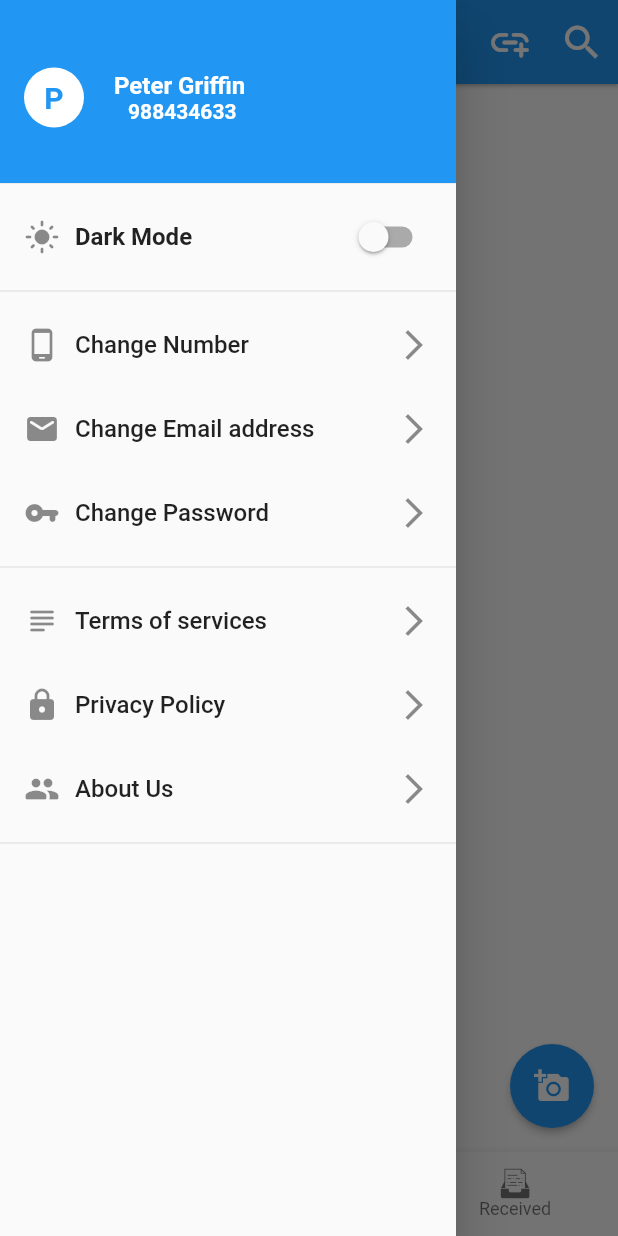
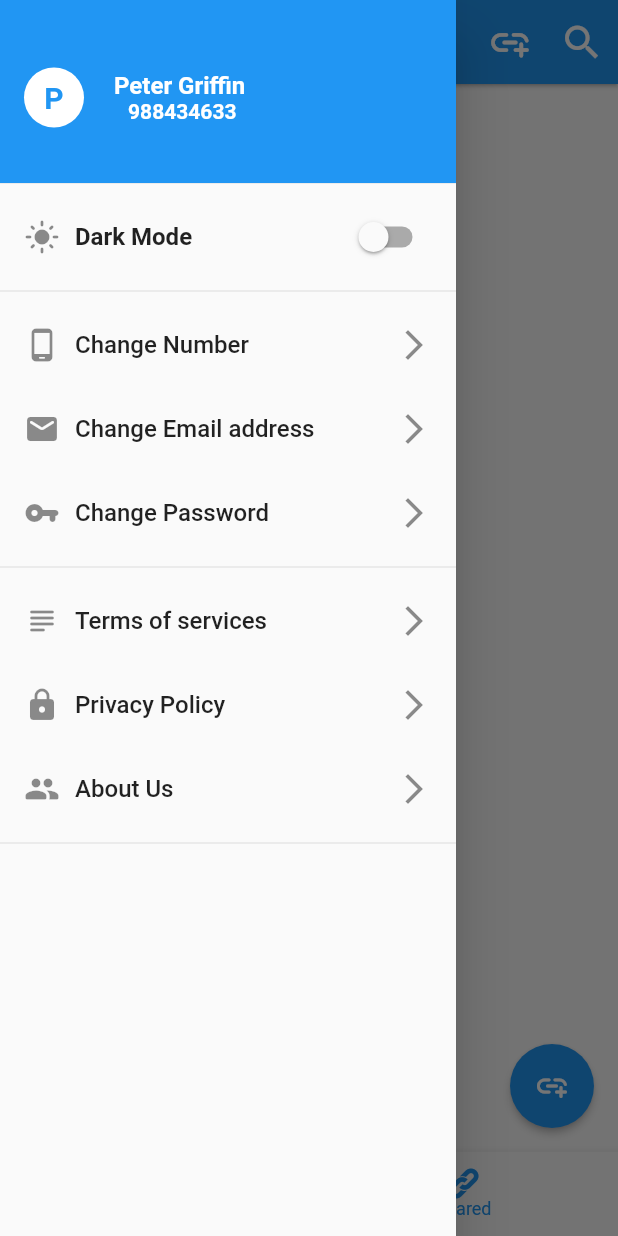
Before and after one commit to nepal80m/minor-parichaya-frontend, a Flutter app: the screen it shows after launch, item 2 of the bottom bar chosen, in the side drawer, after a tap on the "person" icon, on a phone screen of 412 x 824 dp. Run offline on Flutter 3.47's test engine with Material 2 defaults, Android fonts, the phone set to English and light mode, and no system bars; our stand-ins replace image_picker, photo_view, sqflite, transparent_image; accounts and stored records are empty.

Commit message:
Basic Shared Link Page Created
Co-authored-by: Asim Nepal <nepal80m@users.noreply.github.com>

```diff
--- a/lib/main.dart
+++ b/lib/main.dart
@@ -1,18 +1,23 @@
 import 'package:flutter/material.dart';
-import 'package:parichaya_frontend/providers/documents.dart';
-import 'package:parichaya_frontend/providers/theme_provider.dart';
 import 'package:provider/provider.dart';
+
+import './providers/documents.dart';
+import 'providers/share_links.dart';
+import './providers/theme_provider.dart';
 
 import 'screens/buttom_navigation_base.dart';
 import 'screens/add_document.dart';
 import 'screens/document_details.dart';
 import 'screens/edit_document.dart';
 import 'screens/full_screen_image.dart';
+import 'screens/select_document.dart';
+import 'screens/set_expiry.dart';
+import 'screens/share_details.dart';
 
 void main() {
   runApp(ChangeNotifierProvider<ThemeProvider>(
     create: (_) => ThemeProvider(),
-    child: MyApp(),
+    child: const MyApp(),
   ));
 }
 
@@ -21,8 +26,11 @@ class MyApp extends StatelessWidget {
 
   @override
   Widget build(BuildContext context) {
-    return ChangeNotifierProvider(
-      create: (_) => Documents(),
+    return MultiProvider(
+      providers: [
+        ChangeNotifierProvider(create: (_) => Documents()),
+        ChangeNotifierProvider(create: (_) => ShareLinks())
+      ],
       child: Consumer<ThemeProvider>(
         builder: (context, provider, child) {
           return MaterialApp(
@@ -51,6 +59,9 @@ class MyApp extends StatelessWidget {
               DocumentDetails.routeName: (ctx) => const DocumentDetails(),
               EditDocument.routeName: (ctx) => const EditDocument(),
               FullScreenImage.routeName: (ctx) => const FullScreenImage(),
+              SelectDocument.routeName: (ctx) => const SelectDocument(),
+              SetExpiry.routeName: (ctx) => const SetExpiry(),
+              ShareDetails.routeName: (ctx) => const ShareDetails(),
             },
             onUnknownRoute: (settings) {
               return MaterialPageRoute(
--- /dev/null
+++ b/lib/models/share_link_model.dart
@@ -0,0 +1,16 @@
+class ShareLink {
+  int? id;
+  String title;
+  String serverId;
+  String encryptionkey;
+  DateTime createdOn;
+  String expiryDate;
+
+  ShareLink(
+      {this.id,
+      required this.title,
+      required this.serverId,
+      required this.createdOn,
+      required this.expiryDate,
+      required this.encryptionkey});
+}
--- a/lib/providers/documents.dart
+++ b/lib/providers/documents.dart
@@ -146,7 +146,6 @@ class Documents with ChangeNotifier {
 
     final existingDocument = getDocumentById(documentId);
     existingDocument.images.add(newDocumentImage);
-
     notifyListeners();
     return newDocumentImage;
   }
--- a/lib/providers/theme_provider.dart
+++ b/lib/providers/theme_provider.dart
@@ -1,6 +1,4 @@
-import 'package:flutter/cupertino.dart';
 import 'package:flutter/material.dart';
-import 'package:shared_preferences/shared_preferences.dart';
 
 class ThemeProvider extends ChangeNotifier {
   bool currentTheme = false;
--- a/lib/screens/buttom_navigation_base.dart
+++ b/lib/screens/buttom_navigation_base.dart
@@ -10,9 +10,8 @@ import 'search_documents.dart';
 
 // import './homepage.dart';
 import './document_list.dart';
-// import './extras.dart';
-import './received_list.dart';
 import './shared_list.dart';
+import 'select_document.dart';
 
 class ButtomNavigationBase extends StatefulWidget {
   const ButtomNavigationBase({Key? key}) : super(key: key);
@@ -46,15 +45,37 @@ class _ButtomNavigationBaseState extends State<ButtomNavigationBase> {
       'screen': const SharedList(),
       'title': 'Shared Docs',
     },
-    {
-      'screen': const ReceivedList(),
-      'title': 'Received Docs',
-    },
+    // {
+    //   'screen': const ReceivedList(),
+    //   'title': 'Received Docs',
+    // },
     // {
     //   'screen': const Extras(),
     //   'title': 'Extra',
     // },
   ];
+
+  Widget _getFAB() {
+    if (_screenIndex == 0) {
+      return FloatingActionButton(
+        onPressed: () {
+          Navigator.of(context).pushNamed(AddDocuments.routeName);
+        },
+        tooltip: 'Add New Doc',
+        elevation: 2,
+        child: const Icon(Icons.add_a_photo),
+      );
+    } else {
+      return FloatingActionButton(
+        onPressed: () {
+          Navigator.of(context).pushNamed(SelectDocument.routeName);
+        },
+        tooltip: 'Add Shared Doc',
+        elevation: 2,
+        child: const Icon(Icons.add_link_rounded),
+      );
+    }
+  }
 
   @override
   Widget build(BuildContext context) {
@@ -315,7 +336,9 @@ class _ButtomNavigationBaseState extends State<ButtomNavigationBase> {
           if (_screenIndex == 1)
             IconButton(
               splashRadius: 24,
-              onPressed: () {},
+              onPressed: () {
+                Navigator.of(context).pushNamed(SelectDocument.routeName);
+              },
               icon: const Icon(
                 Icons.add_link_rounded,
                 size: 30,
@@ -337,14 +360,7 @@ class _ButtomNavigationBaseState extends State<ButtomNavigationBase> {
         ],
       ),
       body: _screens[_screenIndex]['screen'] as Widget,
-      floatingActionButton: FloatingActionButton(
-        onPressed: () {
-          Navigator.of(context).pushNamed(AddDocuments.routeName);
-        },
-        tooltip: 'Add New Doc',
-        elevation: 2,
-        child: const Icon(Icons.add_a_photo),
-      ),
+      floatingActionButton: _getFAB(),
       floatingActionButtonLocation: FloatingActionButtonLocation.endFloat,
       bottomNavigationBar: BottomNavigationBar(
         // type: BottomNavigationBarType.fixed,
@@ -374,10 +390,10 @@ class _ButtomNavigationBaseState extends State<ButtomNavigationBase> {
             icon: Icon(CustomIcons.link_filled),
             label: "Shared",
           ),
-          BottomNavigationBarItem(
-            icon: Icon(CustomIcons.inbox),
-            label: "Received",
-          ),
+          // BottomNavigationBarItem(
+          //   icon: Icon(CustomIcons.inbox),
+          //   label: "Received",
+          // ),
           // BottomNavigationBarItem(
           //   icon: Icon(CustomIcons.menu_circle_filled),
           //   label: "Extras",
--- a/lib/screens/shared_list.dart
+++ b/lib/screens/shared_list.dart
@@ -1,14 +1,34 @@
 import 'package:flutter/material.dart';
+import 'package:provider/provider.dart';
+
+import '../providers/share_links.dart';
+import '../widgets/shared_document_tile.dart';
 
 class SharedList extends StatelessWidget {
   const SharedList({Key? key}) : super(key: key);
 
   @override
   Widget build(BuildContext context) {
-    // TODO: Create the list to view all shared links.
+    final sharedDocumentsList = Provider.of<ShareLinks>(context).sharedItems;
 
-    return const Center(
-      child: Text('Shared list'),
+    return SingleChildScrollView(
+      child: Column(
+        crossAxisAlignment: CrossAxisAlignment.stretch,
+        children: [
+          Container(
+              margin: const EdgeInsets.fromLTRB(10, 20, 10, 5),
+              child: Text(
+                '${sharedDocumentsList.length} DOCUMENTS',
+              )),
+          const SizedBox(
+            height: 10,
+          ),
+          ...sharedDocumentsList.map((element) {
+            return SharedDocumentTile(
+                title: element.title, expiryDate: element.expiryDate);
+          }).toList(),
+        ],
+      ),
     );
   }
 }
--- a/lib/widgets/document_tile.dart
+++ b/lib/widgets/document_tile.dart
@@ -8,13 +8,13 @@ import '../utils/string.dart';
 class DocumentTile extends StatelessWidget {
   final String imagePath;
   final String title;
-  final VoidCallback onTap;
+  final VoidCallback? onTap;
   final Widget? action;
 
   const DocumentTile({
     required this.title,
     required this.imagePath,
-    required this.onTap,
+    this.onTap,
     this.action,
     Key? key,
   }) : super(key: key);
@@ -52,6 +52,7 @@ class DocumentTile extends StatelessWidget {
               // ),
             ),
           ),
+          trailing: action,
           title: Text(generateLimitedLengthText(title, 25)),
           // subtitle: Text(document.note.length > 25 ?
           //      note.replaceRange(25, null, '...')
```
Also changed, not shown: lib/providers/share_links.dart (added, +31 -0 lines), lib/screens/add_document.dart (+6 -24 lines), lib/screens/document_details.dart (+4 -5 lines), lib/screens/search_shared_documents.dart (added, +104 -0 lines), lib/screens/select_document.dart (+36 -28 lines), lib/screens/set_expiry.dart (+21 -13 lines), lib/screens/share_details.dart (+21 -49 lines), lib/widgets/shared_document_tile.dart (added, +31 -0 lines), lib/widgets/ui/done_botton.dart (added, +33 -0 lines).
